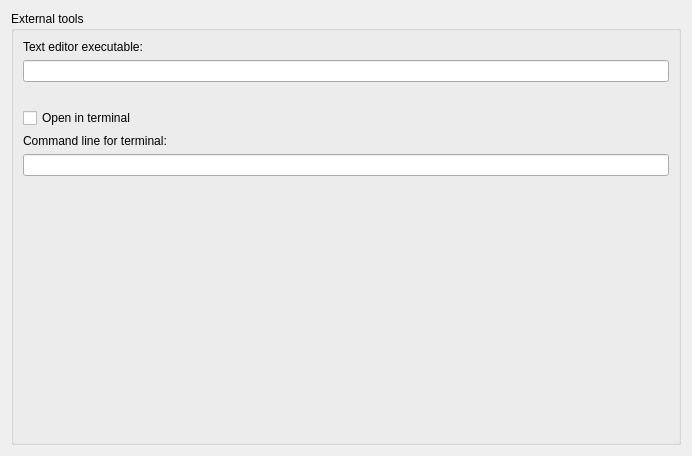
Before: the Qt Designer form MasterSimulatorUI/src/MSIMPreferencesPageGeneral.ui in ghorwin/MasterSim, drawn with Qt 5.
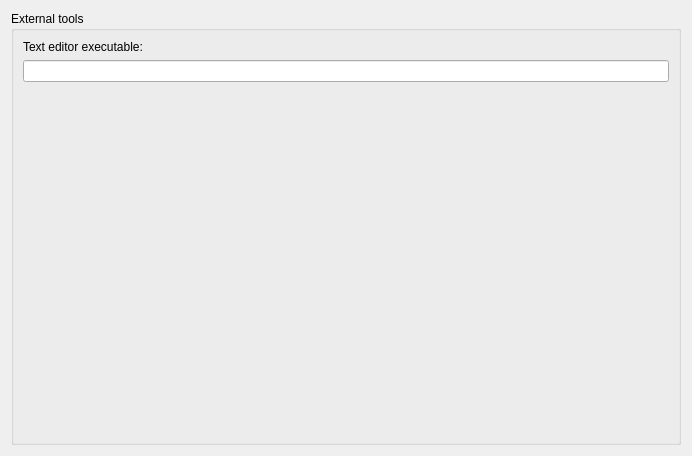
After: the same form once the commit is applied. Custom widgets are drawn as their Qt base class.

```diff
--- a/MasterSimulatorUI/src/MSIMPreferencesPageGeneral.ui
+++ b/MasterSimulatorUI/src/MSIMPreferencesPageGeneral.ui
@@ -17,24 +17,15 @@
       <string>External tools</string>
      </property>
      <layout class="QGridLayout" name="gridLayout">
-      <item row="5" column="0" colspan="2">
-       <widget class="QLineEdit" name="lineEditTerminal"/>
-      </item>
-      <item row="2" column="0">
-       <spacer name="verticalSpacer_2">
-        <property name="orientation">
-         <enum>Qt::Vertical</enum>
-        </property>
-        <property name="sizeType">
-         <enum>QSizePolicy::Fixed</enum>
-        </property>
-        <property name="sizeHint" stdset="0">
+      <item row="1" column="0" colspan="2">
+       <widget class="MSIMBrowseFilenameWidget" name="filepathTextEditor">
+        <property name="minimumSize">
          <size>
-          <width>20</width>
+          <width>0</width>
           <height>20</height>
          </size>
         </property>
-       </spacer>
+       </widget>
       </item>
       <item row="0" column="0">
        <widget class="QLabel" name="label">
@@ -43,14 +34,7 @@
         </property>
        </widget>
       </item>
-      <item row="4" column="0">
-       <widget class="QLabel" name="labelUseTerminal">
-        <property name="text">
-         <string>Command line for terminal:</string>
-        </property>
-       </widget>
-      </item>
-      <item row="6" column="0">
+      <item row="2" column="0">
        <spacer name="verticalSpacer_3">
         <property name="orientation">
          <enum>Qt::Vertical</enum>
@@ -63,23 +47,6 @@
         </property>
        </spacer>
       </item>
-      <item row="3" column="0">
-       <widget class="QCheckBox" name="checkBoxUseTerminal">
-        <property name="text">
-         <string>Open in terminal</string>
-        </property>
-       </widget>
-      </item>
-      <item row="1" column="0" colspan="2">
-       <widget class="MSIMBrowseFilenameWidget" name="filepathTextEditor">
-        <property name="minimumSize">
-         <size>
-          <width>0</width>
-          <height>20</height>
-         </size>
-        </property>
-       </widget>
-      </item>
      </layout>
     </widget>
    </item>
```
Left out of the diff: 2 changed lines with no effect on the pictures.
